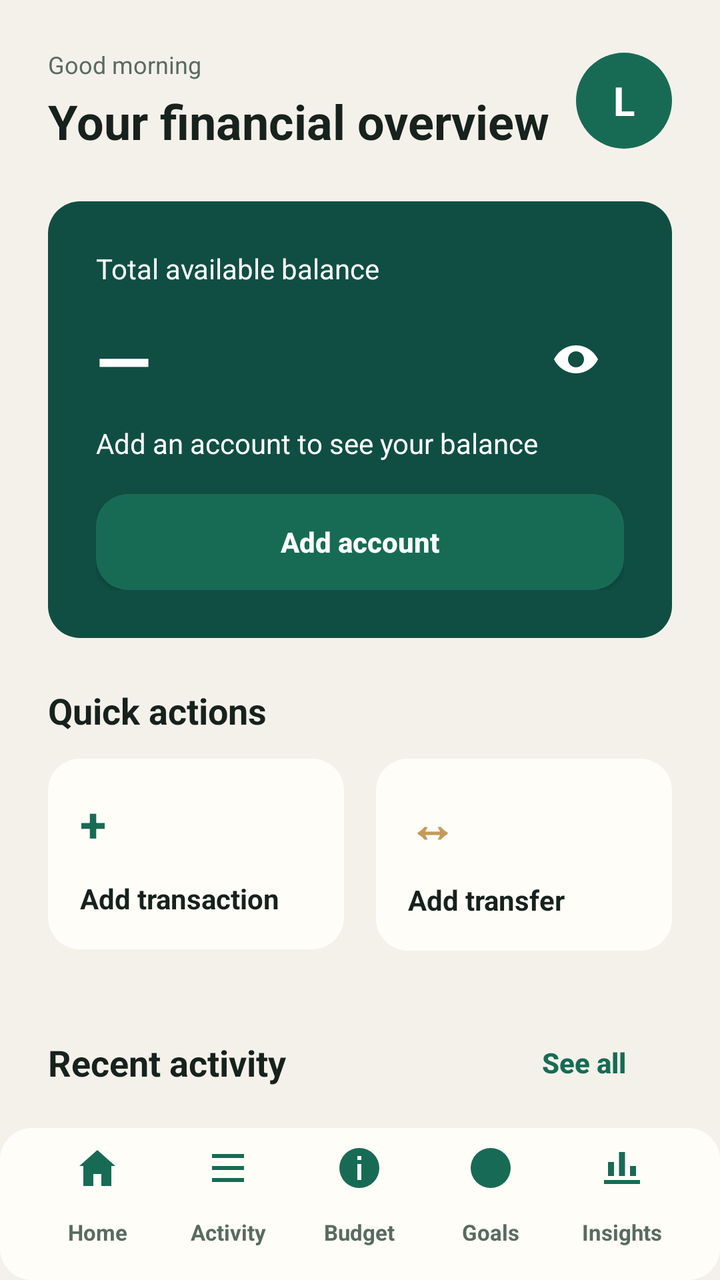
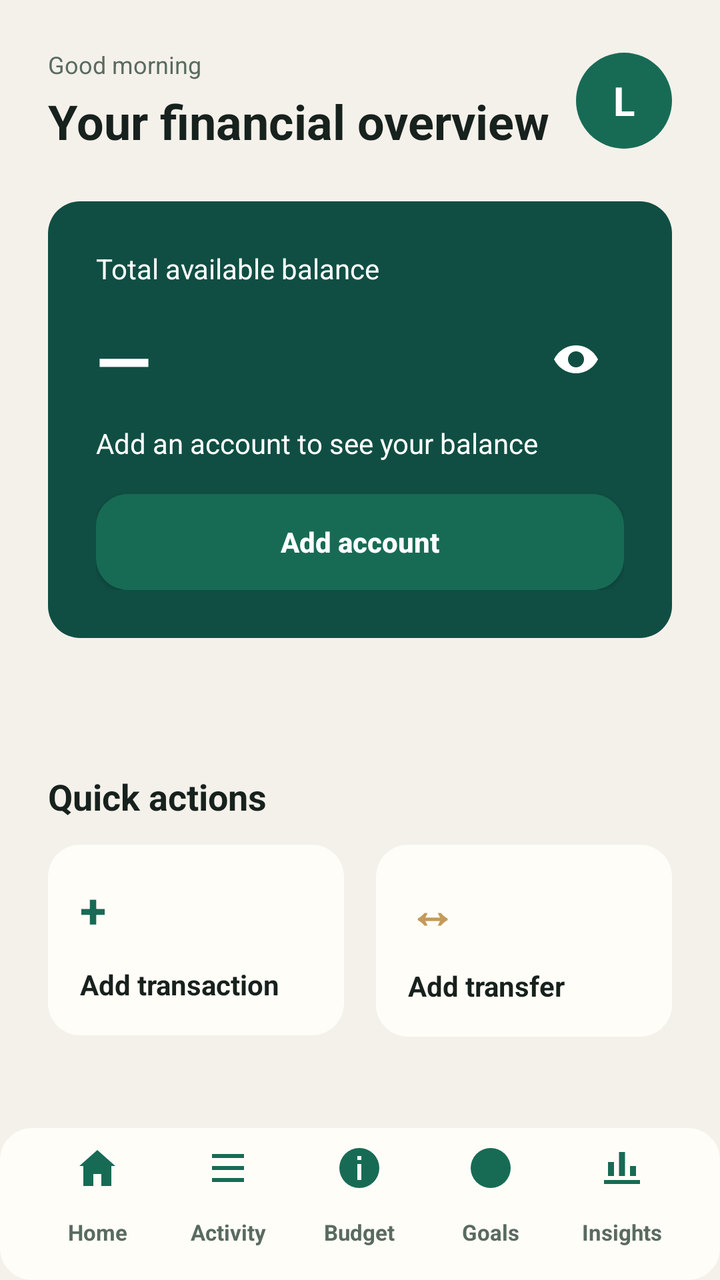

An Android layout rendered at two revisions. The XML below is the earlier revision; the diff shows what the commit changed to produce the second picture.
<!-- AndroidManifest.xml: application theme Theme.App -->
<!-- res/layout/activity_main.xml -->
<?xml version="1.0" encoding="utf-8"?>
<LinearLayout xmlns:android="http://schemas.android.com/apk/res/android" android:id="@+id/main_root" android:layout_width="match_parent" android:layout_height="match_parent" android:background="@color/lumen_background" android:fitsSystemWindows="true" android:orientation="vertical">
    <ScrollView android:layout_width="match_parent" android:layout_height="0dp" android:layout_weight="1" android:fillViewport="false" android:clipToPadding="false" android:scrollbars="none">
      <LinearLayout android:layout_width="match_parent" android:layout_height="wrap_content" android:orientation="vertical" android:gravity="center_horizontal" android:paddingBottom="@dimen/space_24">
       <LinearLayout android:layout_width="match_parent" android:layout_height="wrap_content" android:orientation="vertical">
    <LinearLayout android:layout_width="match_parent" android:layout_height="wrap_content" android:orientation="horizontal" android:gravity="center_vertical" android:paddingStart="@dimen/screen_h_padding" android:paddingEnd="@dimen/screen_h_padding" android:paddingTop="@dimen/space_24">
        <LinearLayout android:layout_width="0dp" android:layout_height="wrap_content" android:layout_weight="1" android:orientation="vertical">
            <TextView android:layout_width="wrap_content" android:layout_height="wrap_content" android:text="@string/greeting" android:textColor="@color/lumen_muted" android:textSize="@dimen/text_12" />
            <TextView android:id="@+id/greeting_title" android:layout_width="wrap_content" android:layout_height="wrap_content" android:layout_marginTop="@dimen/space_4" android:text="@string/overview" android:textColor="@color/lumen_ink" android:textSize="@dimen/text_24" android:textStyle="bold" />
        </LinearLayout>
        <TextView android:id="@+id/avatar" android:layout_width="48dp" android:layout_height="48dp" android:background="@drawable/avatar_background" android:contentDescription="@string/profile_title" android:gravity="center" android:text="L" android:textColor="@color/on_primary" android:textSize="@dimen/text_20" android:textStyle="bold" />
    </LinearLayout>
    <LinearLayout android:layout_width="match_parent" android:layout_height="wrap_content" android:layout_marginTop="@dimen/space_24" android:background="@drawable/balance_card_background" android:elevation="0dp" android:orientation="vertical" android:padding="@dimen/space_24" android:layout_marginStart="@dimen/screen_h_padding" android:layout_marginEnd="@dimen/screen_h_padding">
        <TextView android:layout_width="wrap_content" android:layout_height="wrap_content" android:text="@string/total_balance" android:textAllCaps="false" android:textColor="@color/on_balance" android:textSize="@dimen/text_14" />
        <LinearLayout android:layout_width="match_parent" android:layout_height="wrap_content" android:layout_marginTop="@dimen/space_12" android:gravity="center_vertical" android:orientation="horizontal">
            <TextView android:id="@+id/balance" android:layout_width="0dp" android:layout_height="wrap_content" android:layout_weight="1" android:text="—" android:textColor="@color/on_balance" android:textSize="@dimen/text_36" android:textStyle="bold" />
            <ImageButton android:id="@+id/toggle_balance" android:layout_width="48dp" android:layout_height="48dp" android:background="?android:attr/selectableItemBackgroundBorderless" android:contentDescription="@string/hide_balance" android:src="@drawable/ic_visibility" />
        </LinearLayout>
        <TextView android:id="@+id/balance_summary" android:layout_width="wrap_content" android:layout_height="wrap_content" android:layout_marginTop="@dimen/space_8" android:text="@string/empty_balance" android:textColor="@color/on_balance" android:textSize="@dimen/text_14" />
        <Button android:id="@+id/add_account_button" android:layout_width="match_parent" android:layout_height="@dimen/touch_target" android:layout_marginTop="@dimen/space_16" android:background="@drawable/primary_button_ripple" android:text="@string/add_account" android:textAllCaps="false" android:textColor="@color/on_primary" android:textSize="@dimen/text_14" android:textStyle="bold" />
    </LinearLayout>
    <LinearLayout android:layout_width="match_parent" android:layout_height="wrap_content" android:orientation="vertical" android:paddingStart="@dimen/screen_h_padding" android:paddingEnd="@dimen/screen_h_padding" android:layout_marginTop="@dimen/space_24">
            <LinearLayout android:layout_width="match_parent" android:layout_height="wrap_content" android:orientation="vertical">
                <TextView android:layout_width="wrap_content" android:layout_height="wrap_content" android:text="@string/quick_actions" android:textColor="@color/lumen_ink" android:textSize="@dimen/text_18" android:textStyle="bold" />
                <LinearLayout android:layout_width="match_parent" android:layout_height="wrap_content" android:layout_marginTop="@dimen/space_12" android:orientation="horizontal">
                    <LinearLayout android:id="@+id/add_transaction_button" android:layout_width="0dp" android:layout_height="wrap_content" android:layout_weight="1" android:layout_marginEnd="@dimen/space_8" android:background="@drawable/action_tile_ripple" android:elevation="0dp" android:orientation="vertical" android:padding="@dimen/space_16">
                        <TextView android:layout_width="wrap_content" android:layout_height="wrap_content" android:text="+" android:textColor="@color/lumen_accent" android:textSize="@dimen/text_24" android:textStyle="bold" />
                        <TextView android:layout_width="wrap_content" android:layout_height="wrap_content" android:layout_marginTop="@dimen/space_12" android:text="@string/add_transaction" android:textColor="@color/lumen_ink" android:textSize="@dimen/text_14" android:textStyle="bold" />
                    </LinearLayout>
                    <LinearLayout android:id="@+id/add_transfer_button" android:layout_width="0dp" android:layout_height="wrap_content" android:layout_weight="1" android:layout_marginStart="@dimen/space_8" android:background="@drawable/action_tile_ripple" android:elevation="0dp" android:orientation="vertical" android:padding="@dimen/space_16">
                        <TextView android:layout_width="wrap_content" android:layout_height="wrap_content" android:text="↔" android:textColor="@color/lumen_highlight" android:textSize="@dimen/text_24" android:textStyle="bold" />
                        <TextView android:layout_width="wrap_content" android:layout_height="wrap_content" android:layout_marginTop="@dimen/space_12" android:text="@string/add_transfer" android:textColor="@color/lumen_ink" android:textSize="@dimen/text_14" android:textStyle="bold" />
                    </LinearLayout>
                </LinearLayout>
                <LinearLayout android:layout_width="match_parent" android:layout_height="wrap_content" android:layout_marginTop="@dimen/space_32" android:orientation="horizontal" android:gravity="center_vertical">
                    <TextView android:layout_width="0dp" android:layout_height="wrap_content" android:layout_weight="1" android:text="@string/recent_activity" android:textColor="@color/lumen_ink" android:textSize="@dimen/text_18" android:textStyle="bold" />
                    <Button android:id="@+id/view_activity_button" android:layout_width="wrap_content" android:layout_height="@dimen/touch_target" android:background="@android:color/transparent" android:text="@string/see_all" android:textAllCaps="false" android:textColor="@color/lumen_accent" android:textSize="@dimen/text_14" android:textStyle="bold" />
                </LinearLayout>
                <TextView android:id="@+id/recent_empty" android:layout_width="match_parent" android:layout_height="wrap_content" android:layout_marginTop="@dimen/space_12" android:background="@drawable/action_tile_background" android:padding="@dimen/space_16" android:text="@string/recent_activity_empty" android:textColor="@color/lumen_muted" android:textSize="@dimen/text_14" />
                <LinearLayout android:id="@+id/recent_transactions" android:layout_width="match_parent" android:layout_height="wrap_content" android:layout_marginTop="@dimen/space_12" android:orientation="vertical" />
            </LinearLayout>
       </LinearLayout>
      </LinearLayout>
      </LinearLayout>
    </ScrollView>
    <include layout="@layout/view_bottom_navigation" />
</LinearLayout>
<!-- res/layout/view_bottom_navigation.xml (included above) -->
<?xml version="1.0" encoding="utf-8"?>
<LinearLayout xmlns:android="http://schemas.android.com/apk/res/android"
    android:id="@+id/bottom_navigation"
    android:layout_width="match_parent" android:layout_height="76dp"
    android:background="@drawable/balance_surface_background"
    android:elevation="0dp" android:gravity="center" android:orientation="horizontal"
    android:paddingStart="@dimen/space_16" android:paddingEnd="@dimen/space_16">
    <TextView android:id="@+id/nav_home" style="@style/BottomNavigationItem" android:drawableTop="@drawable/ic_nav_home" android:background="@drawable/nav_item_background" android:contentDescription="@string/nav_home_description" android:text="@string/home" />
    <TextView android:id="@+id/nav_activity" style="@style/BottomNavigationItem" android:drawableTop="@drawable/ic_nav_activity" android:background="@drawable/nav_item_background" android:contentDescription="@string/nav_activity_description" android:text="@string/activity" />
    <TextView android:id="@+id/nav_budget" style="@style/BottomNavigationItem" android:drawableTop="@drawable/ic_nav_budget" android:background="@drawable/nav_item_background" android:contentDescription="@string/nav_budget_description" android:text="@string/budget" />
    <TextView android:id="@+id/nav_goals" style="@style/BottomNavigationItem" android:drawableTop="@drawable/ic_nav_goals" android:background="@drawable/nav_item_background" android:contentDescription="@string/nav_goals_description" android:text="@string/goals" />
    <TextView android:id="@+id/nav_insights" style="@style/BottomNavigationItem" android:drawableTop="@drawable/ic_nav_insights" android:background="@drawable/nav_item_background" android:contentDescription="@string/nav_insights_description" android:text="@string/insights" />
</LinearLayout>
<!-- resources referenced by this layout -->
<resources>
  <color name="lumen_accent">#176B55</color>
  <color name="lumen_background">#F4F1EA</color>
  <color name="lumen_highlight">#C49A5A</color>
  <color name="lumen_ink">#17211D</color>
  <color name="lumen_muted">#596B60</color>
  <color name="on_balance">#FFFFFF</color>
  <color name="on_primary">#FFFFFF</color>
  <dimen name="screen_h_padding">24dp</dimen>
  <dimen name="space_12">12dp</dimen>
  <dimen name="space_16">16dp</dimen>
  <dimen name="space_24">24dp</dimen>
  <dimen name="space_32">32dp</dimen>
  <dimen name="space_4">4dp</dimen>
  <dimen name="space_8">8dp</dimen>
  <dimen name="text_12">12sp</dimen>
  <dimen name="text_14">14sp</dimen>
  <dimen name="text_18">18sp</dimen>
  <dimen name="text_20">20sp</dimen>
  <dimen name="text_24">24sp</dimen>
  <dimen name="text_36">36sp</dimen>
  <dimen name="touch_target">48dp</dimen>
  <!-- drawable action_tile_background (drawable) -->
  <?xml version="1.0" encoding="utf-8"?>
  <shape xmlns:android="http://schemas.android.com/apk/res/android">
      <solid android:color="@color/lumen_surface" />
      <corners android:radius="@dimen/card_radius" />
  </shape>
  <!-- drawable avatar_background (drawable) -->
  <?xml version="1.0" encoding="utf-8"?>
  <shape xmlns:android="http://schemas.android.com/apk/res/android"
      android:shape="oval">
      <solid android:color="@color/lumen_accent" />
  </shape>
  <!-- drawable balance_surface_background (drawable) -->
  <?xml version="1.0" encoding="utf-8"?>
  <shape xmlns:android="http://schemas.android.com/apk/res/android" android:shape="rectangle">
      <solid android:color="@color/lumen_surface" />
      <corners android:radius="@dimen/card_radius" />
  </shape>
  <string name="activity">Activity</string>
  <string name="add_account">Add account</string>
  <string name="add_transaction">Add transaction</string>
  <string name="add_transfer">Add transfer</string>
  <string name="budget">Budget</string>
  <string name="empty_balance">Add an account to see your balance</string>
  <string name="goals">Goals</string>
  <string name="greeting">Good morning</string>
  <string name="hide_balance">Hide balance</string>
  <string name="home">Home</string>
  <string name="insights">Insights</string>
  <string name="nav_activity_description">Open activity</string>
  <string name="nav_budget_description">Open budget</string>
  <string name="nav_goals_description">Open goals</string>
  <string name="nav_home_description">Open dashboard</string>
  <string name="nav_insights_description">Open insights</string>
  <string name="overview">Your financial overview</string>
  <string name="profile_title">Profile</string>
  <string name="quick_actions">Quick actions</string>
  <string name="recent_activity">Recent activity</string>
  <string name="recent_activity_empty">No transactions yet. Add one to start tracking.</string>
  <string name="see_all">See all</string>
  <string name="total_balance">Total available balance</string>
  <color name="lumen_surface">#FFFDF8</color>
  <dimen name="card_radius">16dp</dimen>
  <color name="lumen_accent_deep">#104E43</color>
  <dimen name="hero_radius">@dimen/card_radius</dimen>
  <!-- drawable nav_item_selected (drawable) -->
  <?xml version="1.0" encoding="utf-8"?>
  <shape xmlns:android="http://schemas.android.com/apk/res/android">
      <solid android:color="@color/lumen_accent" />
      <corners android:radius="@dimen/card_radius" />
  </shape>
  <!-- drawable nav_item_unselected (drawable) -->
  <?xml version="1.0" encoding="utf-8"?>
  <shape xmlns:android="http://schemas.android.com/apk/res/android">
      <solid android:color="@android:color/transparent" />
      <corners android:radius="@dimen/card_radius" />
  </shape>
  <dimen name="control_radius">@dimen/card_radius</dimen>
  <!-- unchanged entries left out for length: 13 -->
</resources>

<!-- the commit's change to res/layout/activity_main.xml (unified diff, before → after) -->
@@ -19,6 +19,7 @@
         <TextView android:id="@+id/balance_summary" android:layout_width="wrap_content" android:layout_height="wrap_content" android:layout_marginTop="@dimen/space_8" android:text="@string/empty_balance" android:textColor="@color/on_balance" android:textSize="@dimen/text_14" />
         <Button android:id="@+id/add_account_button" android:layout_width="match_parent" android:layout_height="@dimen/touch_target" android:layout_marginTop="@dimen/space_16" android:background="@drawable/primary_button_ripple" android:text="@string/add_account" android:textAllCaps="false" android:textColor="@color/on_primary" android:textSize="@dimen/text_14" android:textStyle="bold" />
     </LinearLayout>
+    <TextView android:id="@+id/monthly_summary" android:layout_width="match_parent" android:layout_height="wrap_content" android:layout_marginStart="@dimen/screen_h_padding" android:layout_marginEnd="@dimen/screen_h_padding" android:layout_marginTop="@dimen/space_24" android:textColor="@color/lumen_ink" android:textSize="@dimen/text_14" />
     <LinearLayout android:layout_width="match_parent" android:layout_height="wrap_content" android:orientation="vertical" android:paddingStart="@dimen/screen_h_padding" android:paddingEnd="@dimen/screen_h_padding" android:layout_marginTop="@dimen/space_24">
             <LinearLayout android:layout_width="match_parent" android:layout_height="wrap_content" android:orientation="vertical">
                 <TextView android:layout_width="wrap_content" android:layout_height="wrap_content" android:text="@string/quick_actions" android:textColor="@color/lumen_ink" android:textSize="@dimen/text_18" android:textStyle="bold" />
